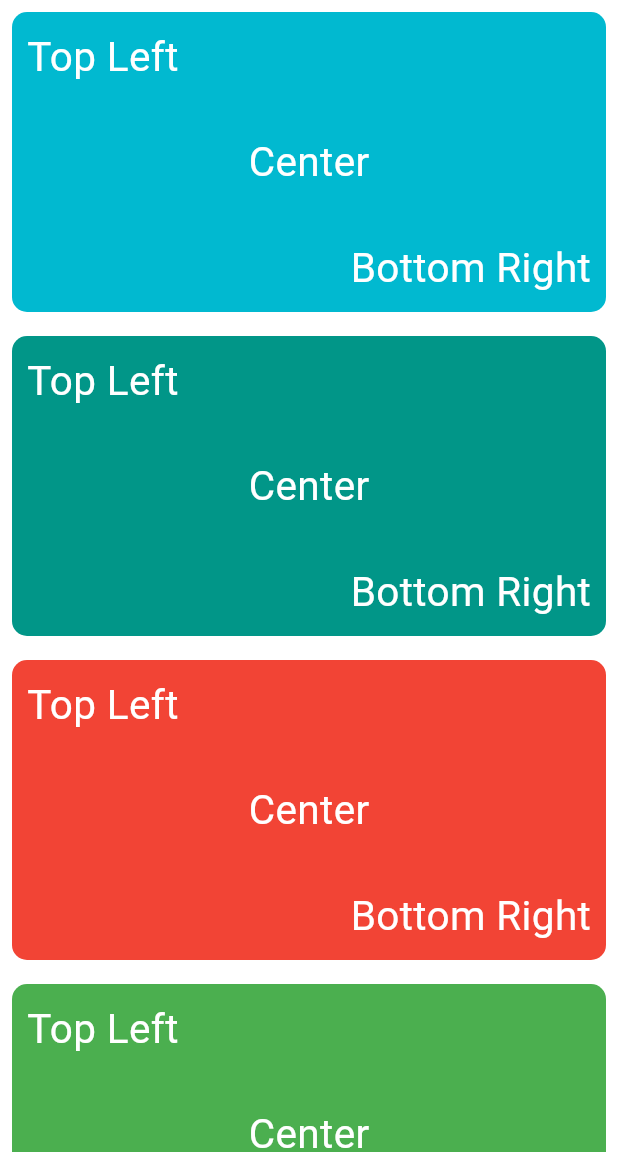
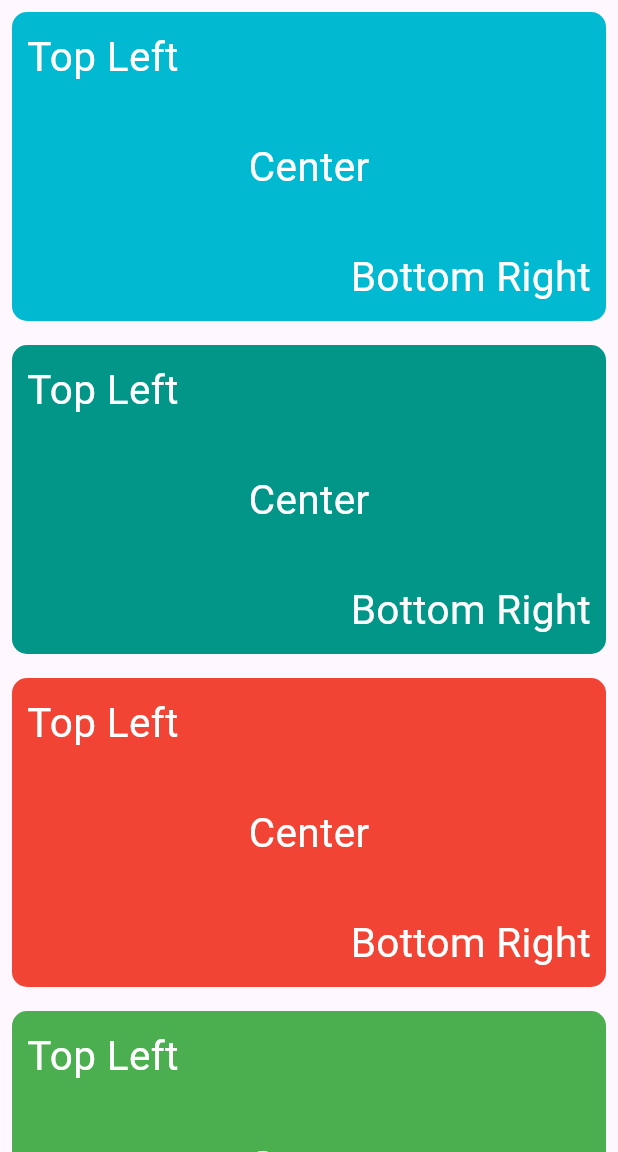
Before and after one commit to Nayra-11/assignment, a Flutter app: the screen it shows after launch, on a phone screen of 412 x 824 dp, the part 84-1236 px from its top. Run offline on Flutter 3.47's test engine with Material 3 defaults, Android fonts, the phone set to English and light mode, and no system bars.

Commit message:
some Changes

```diff
--- a/lib/items/Catogery.dart
+++ b/lib/items/Catogery.dart
@@ -1,45 +1,43 @@
 import 'package:flutter/material.dart';
 
 class Catogery extends StatelessWidget {
-   Catogery ({super.key,required this.color});
-  Color color;
+  const Catogery({super.key, required this.color});
+
+  final Color color;
+
   @override
   Widget build(BuildContext context) {
     return Padding(
       padding: const EdgeInsets.all(8.0),
       child: Container(
-        height: 200,
-        decoration:
-        BoxDecoration(
+        height: MediaQuery.of(context).size.height * 0.25,
+        decoration: BoxDecoration(
           borderRadius: BorderRadius.circular(10),
           color: color,
         ),
-        child: Column(
-          mainAxisAlignment: MainAxisAlignment.spaceBetween,
+        child: Stack(
           children: [
-           Row(
-             mainAxisAlignment: MainAxisAlignment.start,
-             children: [
-               Padding(
-                 padding: const EdgeInsets.only(left: 10.0,top: 10.0),
-                 child: Text('Top Left',style: TextStyle(color: Colors.white,fontSize: 27),),
-               ),
-             ],
-           ),
-            Row(
-              mainAxisAlignment: MainAxisAlignment.center,
-              children: [
-                Text('Center',style: TextStyle(color: Colors.white,fontSize: 27),),
-              ],
+            Positioned(
+              top: 10,
+              left: 10,
+              child: Text(
+                'Top Left',
+                style: TextStyle(color: Colors.white, fontSize: 27),
+              ),
             ),
-            Row(
-              mainAxisAlignment: MainAxisAlignment.end,
-              children: [
-                Padding(
-                  padding: const EdgeInsets.only(right: 10.0,bottom: 10.0),
-                  child: Text('Bottom Right',style: TextStyle(color: Colors.white,fontSize: 27),),
-                ),
-              ],
+            Center(
+              child: Text(
+                'Center',
+                style: TextStyle(color: Colors.white, fontSize: 27),
+              ),
+            ),
+            Positioned(
+              bottom: 10,
+              right: 10,
+              child: Text(
+                'Bottom Right',
+                style: TextStyle(color: Colors.white, fontSize: 27),
+              ),
             ),
           ],
         ),
--- /dev/null
+++ b/lib/models/color_model.dart
@@ -0,0 +1,14 @@
+class ColorsModel {
+  static const List<int> colors = [
+    0xff01B9D0,
+    0xff019688,
+    0xffF24435,
+    0xff4BAF4F,
+    0xff2395F4,
+    0xffE81E63,
+    0xff9C27AD,
+    0xffFE9802,
+    0xff795549,
+    0xffFFEB3E,
+  ];
+}
--- a/lib/views/home.dart
+++ b/lib/views/home.dart
@@ -1,5 +1,6 @@
+import 'package:assignment/models/color_model.dart';
 import 'package:flutter/material.dart';
-import '../items/Catogery.dart' show Catogery;
+import '../items/catogery.dart';
 
 class HomeView extends StatelessWidget {
   const HomeView({super.key});
@@ -10,33 +11,21 @@ class HomeView extends StatelessWidget {
       appBar: AppBar(
         backgroundColor: Colors.white,
         elevation: 0,
-        leading: Icon(Icons.menu),
-        title: Text('Assignment 1', style: TextStyle()),
+        leading: const Icon(Icons.menu),
+        title: const Text('Assignment 1'),
         actions: [
           IconButton(
-            icon: Icon(Icons.search),
+            icon: const Icon(Icons.search),
             onPressed: () {},
           ),
-        ]
+        ],
       ),
-      body: Scaffold(
-        backgroundColor: Colors.white,
-        body: Center(
-          child:ListView(
-            children: [
-              Catogery(color: Color(0xff01B9D0)),
-              Catogery(color: Color(0xff019688)),
-              Catogery(color: Color(0xffF24435)),
-              Catogery(color: Color(0xff4BAF4F)),
-              Catogery(color: Color(0xff2395F4)),
-              Catogery(color: Color(0xffE81E63)),
-              Catogery(color: Color(0xff9C27AD)),
-              Catogery(color: Color(0xffFE9802)),
-              Catogery(color: Color(0xff795549)),
-              Catogery(color: Color(0xffFFEB3E)),
-            ],
-
-          ),
+      body: Center(
+        child: ListView.builder(
+          itemCount: ColorsModel.colors.length,
+          itemBuilder: (context, index) {
+            return Catogery(color: Color(ColorsModel.colors[index]));
+          },
         ),
       ),
     );
```
